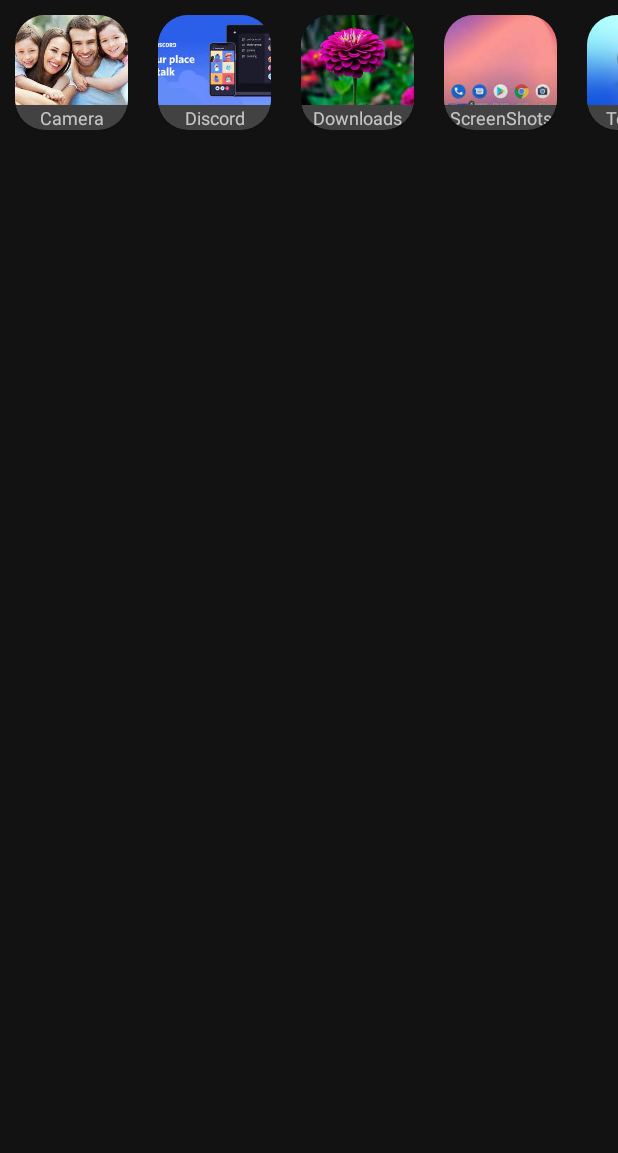
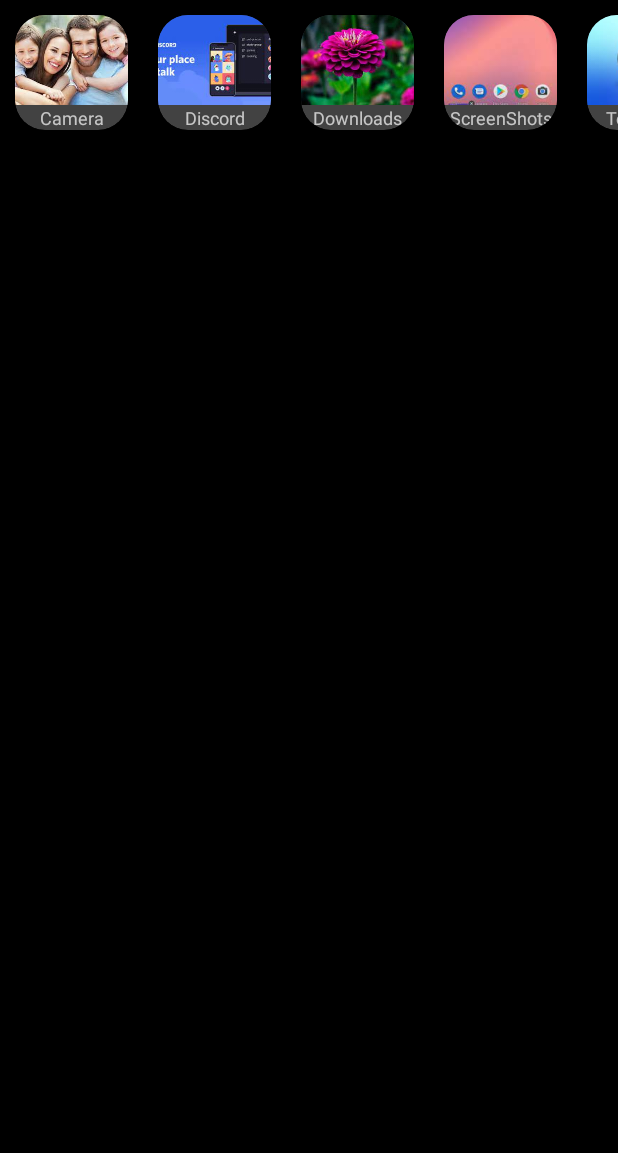
Before and after one commit to Kajal13081/Gallery-Application, an Android app: the screen it shows after launch (ScrollingActivity), on a phone screen of 412 x 824 dp, the part 83-1236 px from its top. Run offline under Robolectric (Android 15) with nearby library versions, the phone set to English and light mode, and no system bars; our stand-ins replace data binding.

Commit message:
changed theme

```diff
--- a/app/src/main/res/layout/scrolling_activity.xml
+++ b/app/src/main/res/layout/scrolling_activity.xml
@@ -10,6 +10,7 @@
     <androidx.coordinatorlayout.widget.CoordinatorLayout
         android:layout_width="match_parent"
         android:layout_height="match_parent"
+        android:background="@color/black"
         tools:context=".ScrollingActivity">
 
         <com.google.android.material.appbar.AppBarLayout
@@ -44,6 +45,7 @@
             <FrameLayout
                 app:layout_scrollFlags="scroll|exitUntilCollapsed"
                 android:layout_width="match_parent"
+                android:background="@color/black"
                 android:layout_height="100dp">
 
                 <androidx.recyclerview.widget.RecyclerView
--- a/app/src/main/res/values-night/themes.xml
+++ b/app/src/main/res/values-night/themes.xml
@@ -3,7 +3,7 @@
     <style name="Theme.Gallery" parent="Theme.MaterialComponents.NoActionBar">
         <!-- Primary brand color. -->
         <item name="colorPrimary">@color/purple_200</item>
-        <item name="colorPrimaryVariant">@color/purple_700</item>
+        <item name="colorPrimaryVariant">@color/black</item>
         <item name="colorOnPrimary">@color/black</item>
         <!-- Secondary brand color. -->
         <item name="colorSecondary">@color/teal_200</item>
```
